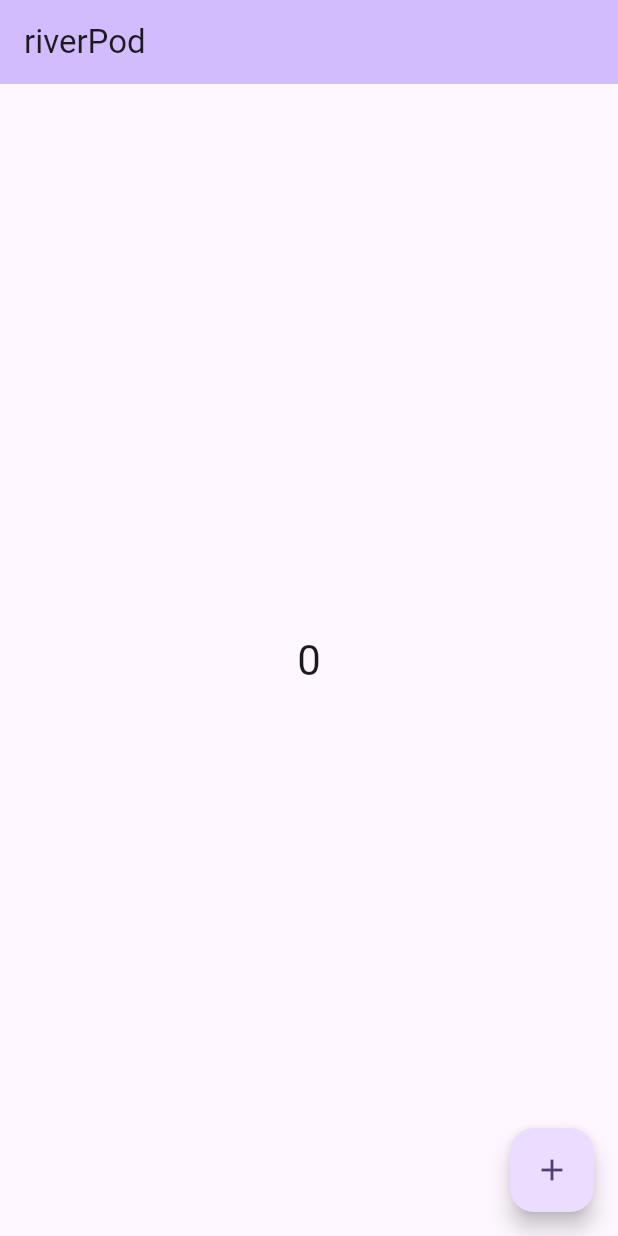
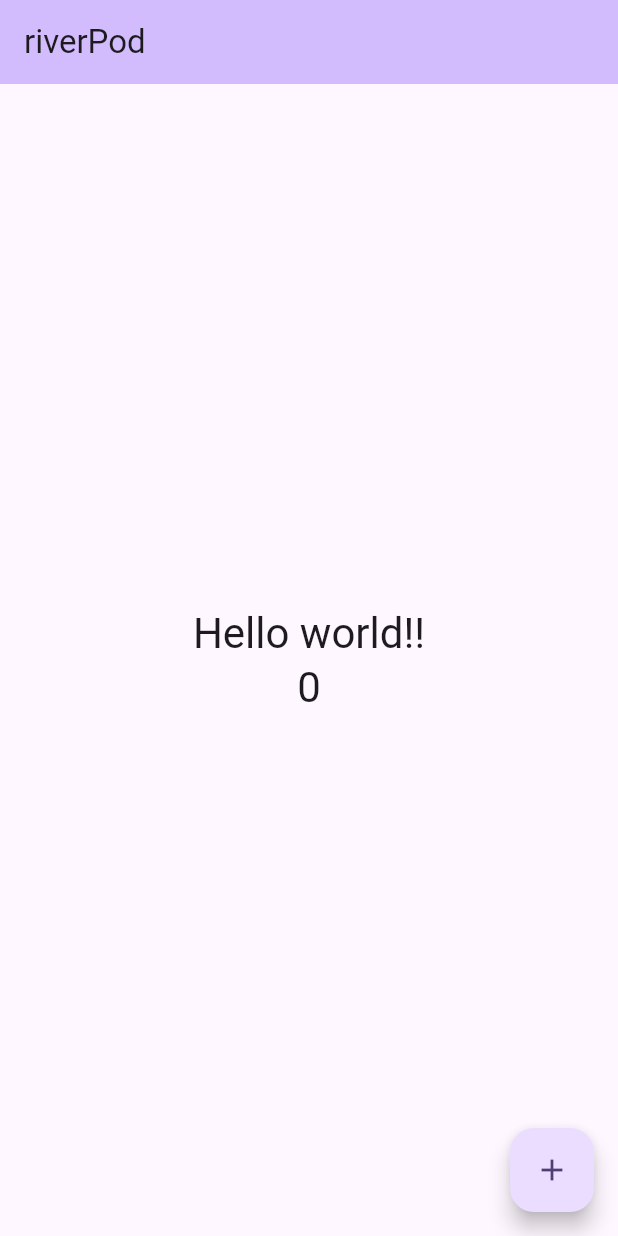
Before and after one commit to naoyamatsunaga/riverpod_counter, a Flutter app: the screen it shows after launch, on a phone screen of 412 x 824 dp. Run offline on Flutter 3.47's test engine with Material 3 defaults, Android fonts, the phone set to English and light mode, and no system bars; our stand-ins replace flutter_riverpod, riverpod_annotation; generated files the repository leaves out were written again.

Commit message:
Riverpodで「Hello World」を表示

```diff
--- a/lib/main.dart
+++ b/lib/main.dart
@@ -1,5 +1,8 @@
 import 'package:flutter/material.dart';
 import 'package:flutter_riverpod/flutter_riverpod.dart';
+import 'package:riverpod_annotation/riverpod_annotation.dart';
+
+part 'main.g.dart';
 
 void main() {
   runApp(const ProviderScope(child: MyApp()));
@@ -30,6 +33,8 @@ class MyHomePage extends ConsumerWidget {
 
   @override
   Widget build(BuildContext context, WidgetRef ref) {
+    final String helloWorld = ref.watch(helloWorldProvider);
+
     return Scaffold(
       appBar: AppBar(
         backgroundColor: Theme.of(context).colorScheme.inversePrimary,
@@ -39,6 +44,10 @@ class MyHomePage extends ConsumerWidget {
         child: Column(
           mainAxisAlignment: MainAxisAlignment.center,
           children: <Widget>[
+            Text(
+              helloWorld,
+              style: Theme.of(context).textTheme.headlineMedium,
+            ),
             Text(
               '$_counter',
               style: Theme.of(context).textTheme.headlineMedium,
@@ -53,3 +62,8 @@ class MyHomePage extends ConsumerWidget {
     );
   }
 }
+
+@riverpod
+String helloWorld(HelloWorldRef ref) {
+  return 'Hello world!!';
+}
```
Also changed, not shown: lib/main.g.dart (added).
